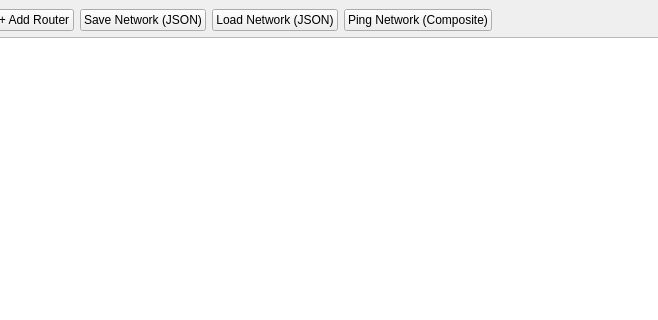
Above: gui/mainwindow.ui from IvanAntonchuk/oop-lab2-network-simulator before the change; both pictures show x 101 to 759 and y 0 to 320 of the 1024 by 768 pixel window. Below: the same form after it.
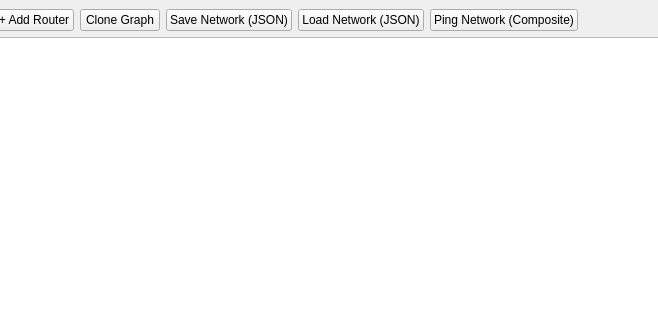
That is the form after the change.

Commit message: Feat: Implement graph cloning with Prototype pattern and rubber band selection

The edit to the form file:
```diff
--- a/gui/mainwindow.ui
+++ b/gui/mainwindow.ui
@@ -31,6 +31,13 @@
         </property>
        </widget>
       </item>
+      <item>
+       <widget class="QPushButton" name="btnCloneNetwork">
+        <property name="text">
+         <string>Clone Graph</string>
+        </property>
+       </widget>
+      </item>
       <item>
        <widget class="QPushButton" name="btnSaveNetwork">
         <property name="text">
```
Left out of the diff: 2 changed lines with no effect on the pictures. The commit also changes 2 other files.
